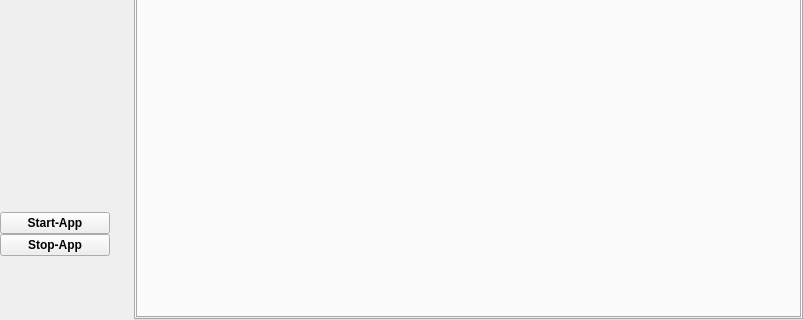
First picture: the form in src/formMainWindow.ui, repository vkohaupt/vokoscreenNG, before the edit; both pictures show x 0 to 803 and y 180 to 500 of the 803 by 500 pixel window.
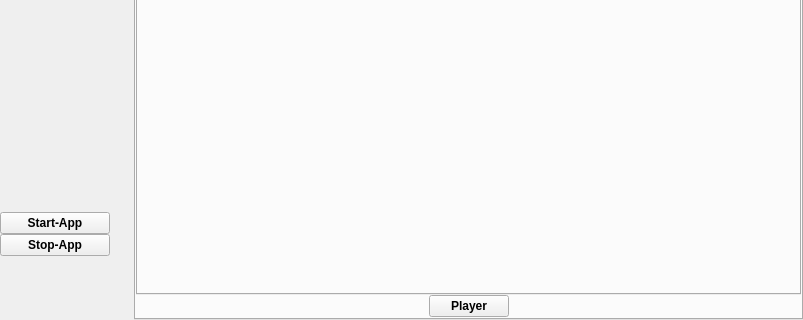
Second picture: the form after the edit. The open tabs and pages were chosen to show the change. Icons and pictures are not drawn.

Commit message: New GST Player

Diff of the .ui file:
```diff
--- a/src/formMainWindow.ui
+++ b/src/formMainWindow.ui
@@ -7016,7 +7016,7 @@
          <number>0</number>
         </property>
         <property name="bottomMargin">
-         <number>0</number>
+         <number>1</number>
         </property>
         <item>
          <widget class="QTabWidget" name="tabWidgetPlayer">
@@ -7040,6 +7040,49 @@
           </widget>
          </widget>
         </item>
+        <item>
+         <layout class="QHBoxLayout" name="horizontalLayout_68">
+          <item>
+           <spacer name="horizontalSpacer_50">
+            <property name="orientation">
+             <enum>Qt::Horizontal</enum>
+            </property>
+            <property name="sizeHint" stdset="0">
+             <size>
+              <width>40</width>
+              <height>20</height>
+             </size>
+            </property>
+           </spacer>
+          </item>
+          <item>
+           <widget class="QPushButton" name="pushButtonPlayer">
+            <property name="font">
+             <font>
+              <weight>75</weight>
+              <bold>true</bold>
+             </font>
+            </property>
+            <property name="text">
+             <string>Player</string>
+            </property>
+           </widget>
+          </item>
+          <item>
+           <spacer name="horizontalSpacer_54">
+            <property name="orientation">
+             <enum>Qt::Horizontal</enum>
+            </property>
+            <property name="sizeHint" stdset="0">
+             <size>
+              <width>40</width>
+              <height>20</height>
+             </size>
+            </property>
+           </spacer>
+          </item>
+         </layout>
+        </item>
        </layout>
       </widget>
       <widget class="QWidget" name="tabSidebarLog">
```
Left out of the diff: 10 changed lines with no effect on the pictures. The commit also changes 1 other file.
